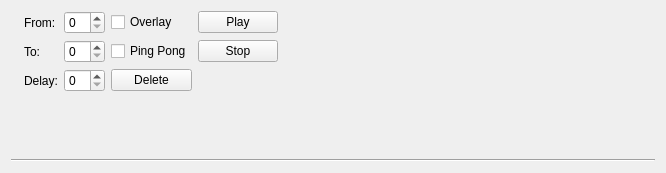
This is animations/animationform.ui in jowin202/OpenSprite as Qt 5 draws it before an edit. The edited form follows.
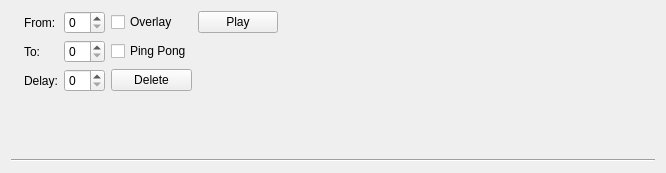
This is the edited form.

Commit message: Should be finished

```diff
--- a/animations/animationform.ui
+++ b/animations/animationform.ui
@@ -94,13 +94,6 @@
        </property>
       </widget>
      </item>
-     <item row="1" column="3">
-      <widget class="QPushButton" name="button_stop">
-       <property name="text">
-        <string>Stop</string>
-       </property>
-      </widget>
-     </item>
     </layout>
    </item>
    <item row="1" column="1">
```
The commit also changes 2 other files.
